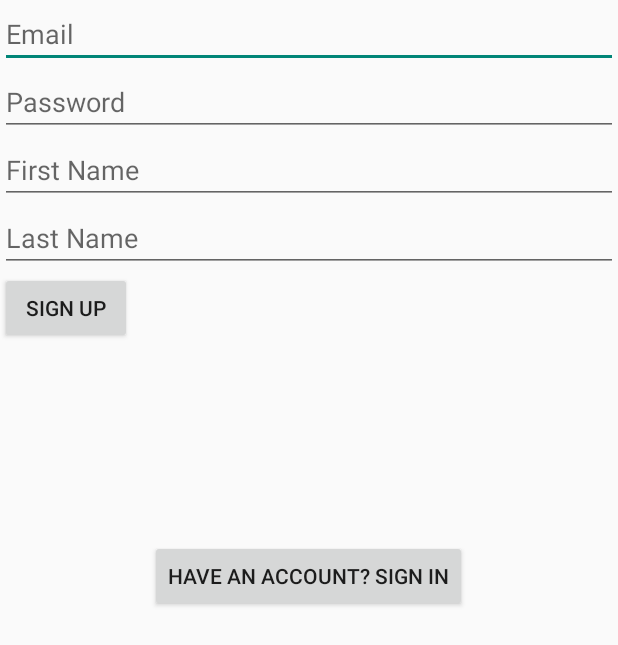
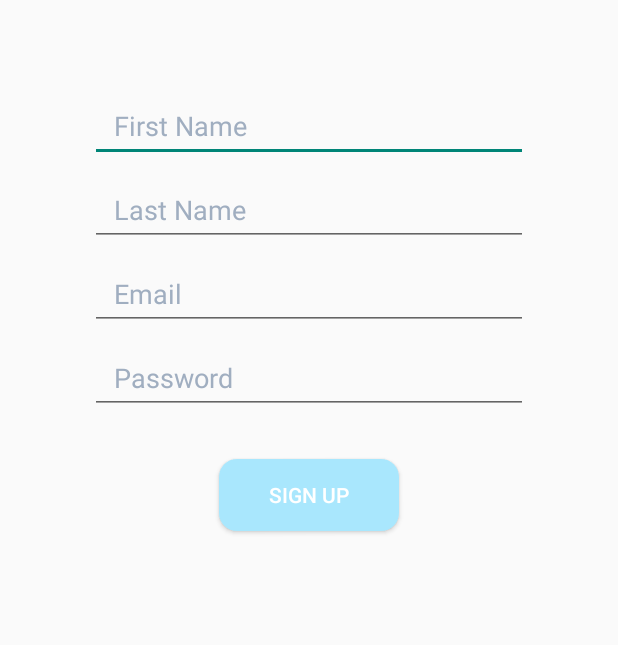
Before and after one commit to hungtd412/Chaspy, an Android app: the layout activity_sign_up.xml on its own in the app's theme, with its tools: preview values and no code run, on a phone screen of 412 x 824 dp. Shown: the top 645 px of the screen. Run offline under Robolectric (Android 15) with nearby library versions, the phone set to English and light mode, and no system bars.

Commit message:
Sigin_screen (edit)

```diff
--- a/app/src/main/res/layout/activity_main.xml
+++ b/app/src/main/res/layout/activity_main.xml
@@ -5,7 +5,7 @@
     android:id="@+id/main"
     android:layout_width="match_parent"
     android:layout_height="match_parent"
-    tools:context=".MainActivity">
+    tools:context=".SigninActivity">
 
     <TextView
         android:layout_width="wrap_content"
--- a/app/src/main/res/layout/activity_sign_up.xml
+++ b/app/src/main/res/layout/activity_sign_up.xml
@@ -1,58 +1,102 @@
 <?xml version="1.0" encoding="utf-8"?>
-<RelativeLayout xmlns:android="http://schemas.android.com/apk/res/android"
+<androidx.constraintlayout.widget.ConstraintLayout xmlns:android="http://schemas.android.com/apk/res/android"
+    xmlns:app="http://schemas.android.com/apk/res-auto"
     android:layout_width="match_parent"
     android:layout_height="match_parent">
 
+    <!-- First Name -->
     <EditText
-        android:id="@+id/emailEditText"
-        android:layout_width="match_parent"
-        android:layout_height="wrap_content"
+        android:id="@+id/et_first_name"
+        android:layout_width="0dp"
+        android:layout_height="48dp"
+        android:layout_marginStart="60dp"
+        android:layout_marginTop="60dp"
+        android:layout_marginEnd="60dp"
+        android:hint="First Name"
+        android:inputType="textPersonName"
+        android:paddingStart="16dp"
+        android:paddingEnd="16dp"
+        android:textColor="#2D3748"
+        android:textColorHint="#A0AEC0"
+        app:layout_constraintEnd_toEndOf="parent"
+        app:layout_constraintStart_toStartOf="parent"
+        app:layout_constraintTop_toTopOf="parent" />
+
+    <!-- Last Name -->
+    <EditText
+        android:id="@+id/et_last_name"
+        android:layout_width="0dp"
+        android:layout_height="48dp"
+        android:layout_marginStart="60dp"
+        android:layout_marginTop="8dp"
+        android:layout_marginEnd="60dp"
+        android:hint="Last Name"
+        android:inputType="textPersonName"
+        android:paddingStart="16dp"
+        android:paddingEnd="16dp"
+        android:textColor="#2D3748"
+        android:textColorHint="#A0AEC0"
+        app:layout_constraintEnd_toEndOf="parent"
+        app:layout_constraintStart_toStartOf="parent"
+        app:layout_constraintTop_toBottomOf="@id/et_first_name" />
+
+    <!-- Email -->
+    <EditText
+        android:id="@+id/et_email"
+        android:layout_width="0dp"
+        android:layout_height="48dp"
+        android:layout_marginStart="60dp"
+        android:layout_marginTop="8dp"
+        android:layout_marginEnd="60dp"
         android:hint="Email"
-        android:inputType="textEmailAddress" />
+        android:inputType="textEmailAddress"
+        android:paddingStart="16dp"
+        android:paddingEnd="16dp"
+        android:textColor="#2D3748"
+        android:textColorHint="#A0AEC0"
+        app:layout_constraintEnd_toEndOf="parent"
+        app:layout_constraintStart_toStartOf="parent"
+        app:layout_constraintTop_toBottomOf="@id/et_last_name" />
 
+    <!-- Password -->
     <EditText
-        android:id="@+id/passwordEditText"
-        android:layout_width="match_parent"
-        android:layout_height="wrap_content"
+        android:id="@+id/et_password"
+        android:layout_width="0dp"
+        android:layout_height="48dp"
+        android:layout_marginStart="60dp"
+        android:layout_marginTop="8dp"
+        android:layout_marginEnd="60dp"
         android:hint="Password"
         android:inputType="textPassword"
-        android:layout_below="@id/emailEditText" />
+        android:paddingStart="16dp"
+        android:paddingEnd="16dp"
+        android:textColor="#2D3748"
+        android:textColorHint="#A0AEC0"
+        app:layout_constraintEnd_toEndOf="parent"
+        app:layout_constraintStart_toStartOf="parent"
+        app:layout_constraintTop_toBottomOf="@id/et_email" />
 
-    <EditText
-        android:id="@+id/firstNameEditText"
-        android:layout_width="match_parent"
-        android:layout_height="wrap_content"
-        android:hint="First Name"
-        android:layout_below="@id/passwordEditText" />
+    <!-- Sign Up Button -->
+    <Button
+        android:id="@+id/btn_sign_up"
+        android:layout_width="120dp"
+        android:layout_height="48dp"
+        android:layout_marginTop="30dp"
+        android:text="Sign Up"
+        android:background="@drawable/login_button_background"
+        android:textColor="#FFFFFF"
+        app:layout_constraintEnd_toEndOf="parent"
+        app:layout_constraintStart_toStartOf="parent"
+        app:layout_constraintTop_toBottomOf="@id/et_password" />
 
-    <EditText
-        android:id="@+id/lastNameEditText"
-        android:layout_width="match_parent"
-        android:layout_height="wrap_content"
-        android:hint="Last Name"
-        android:layout_below="@id/firstNameEditText" />
-
+    <!-- ProgressBar (optional) -->
     <ProgressBar
         android:id="@+id/progressBar"
         android:layout_width="wrap_content"
         android:layout_height="wrap_content"
         android:visibility="gone"
-        android:layout_centerInParent="true" />
+        app:layout_constraintEnd_toEndOf="parent"
+        app:layout_constraintStart_toStartOf="parent"
+        app:layout_constraintTop_toBottomOf="@id/btn_sign_up" />
 
-    <Button
-        android:text="Sign Up"
-        android:layout_width="wrap_content"
-        android:layout_height="wrap_content"
-        android:onClick="onSignUpClick"
-        android:layout_below="@id/lastNameEditText" />
-
-    <Button
-        android:id="@+id/switchToSignInButton"
-        android:text="Have an account? Sign In"
-        android:layout_width="wrap_content"
-        android:layout_height="wrap_content"
-        android:layout_marginTop="360dp"
-        android:layout_centerHorizontal="true"
-        android:onClick="switchToSignInActivity" />
-
-</RelativeLayout>
+</androidx.constraintlayout.widget.ConstraintLayout>
```
Also changed, not shown: app/src/main/AndroidManifest.xml (+15 -10 lines), app/src/main/java/com/example/chaspy/MainActivity.java (+3 -13 lines), app/src/main/java/com/example/chaspy/ui/view/SignInActivity.java (deleted, +0 -74 lines), app/src/main/java/com/example/chaspy/ui/view/SignUpActivity.java (deleted, +0 -73 lines), app/src/main/java/com/example/chaspy/ui/view/SigninActivity.java (added, +69 -0 lines), app/src/main/java/com/example/chaspy/ui/view/SignupActivity.java (added, +76 -0 lines), app/src/main/res/layout/activity_sign_in.xml (+12 -24 lines), app/src/main/res/drawable/background_parrot.png, build.gradle (line endings or trailing spaces).
